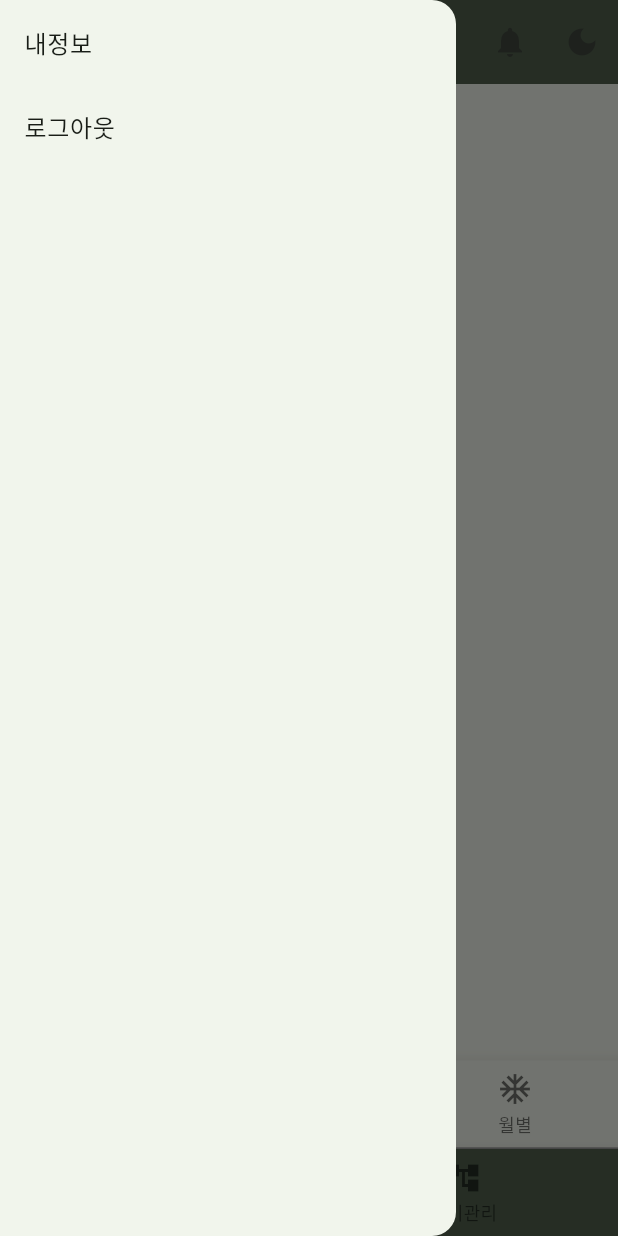
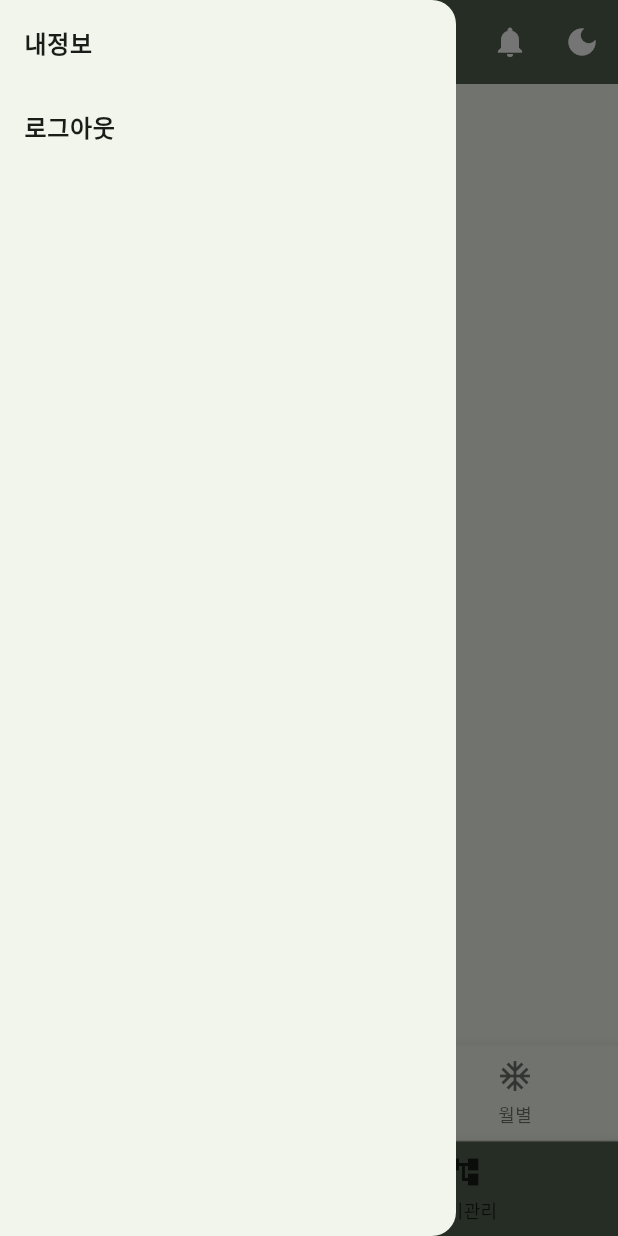
Before and after one commit to Anjunno/aiot_smart_home_flutter, a Flutter app: the TabPage screen opened by its route, with the side drawer open, on a phone screen of 412 x 824 dp. Run offline on Flutter 3.47's test engine with Material 3 defaults, Android fonts, the light colour scheme and no system bars; our stand-ins replace fl_chart, flutter_secure_storage, fluttertoast, salomon_bottom_bar; accounts and stored records are empty.

Commit message:
250129_준섭
네비게이션 바 수정

```diff
--- a/junseop/smarthometest/lib/main_page.dart
+++ b/junseop/smarthometest/lib/main_page.dart
@@ -33,9 +33,10 @@ class _MainPageState extends State<MainPage> {
         child: _pages[_selectedIndex],
       ),
     bottomNavigationBar: BottomNavigationBar(
-        onTap: _onItemTapped, // 탭 변경 이벤트 처리
-        currentIndex: _selectedIndex, // 현재 선택된 탭 표시
-        items: <BottomNavigationBarItem>[
+      selectedLabelStyle: TextStyle(fontSize: 16, fontWeight: FontWeight.bold),
+      onTap: _onItemTapped, // 탭 변경 이벤트 처리
+      currentIndex: _selectedIndex, // 현재 선택된 탭 표시
+      items: <BottomNavigationBarItem>[
           BottomNavigationBarItem(icon: Icon(Icons.electric_bolt), label: '기기'),
           BottomNavigationBarItem(icon: Icon(Icons.account_tree), label: '일별'),
           BottomNavigationBarItem(icon: Icon(Icons.ac_unit), label: '월별'),
--- a/junseop/smarthometest/lib/signUp_page.dart
+++ b/junseop/smarthometest/lib/signUp_page.dart
@@ -36,9 +36,7 @@ class _SignUpPageState extends State<SignUpPage> {
   @override
   Widget build(BuildContext context) {
     return Scaffold(
-      appBar: AppBar(
-        title: const Text("회원가입"),
-      ),
+      appBar: AppBar(),
       body: Center(
         child: Container(
           constraints: const BoxConstraints(maxWidth: 300),
--- a/junseop/smarthometest/lib/tab_page.dart
+++ b/junseop/smarthometest/lib/tab_page.dart
@@ -1,7 +1,6 @@
 import 'package:flutter/material.dart';
 import 'package:smarthometest/login_page.dart';
 import 'package:smarthometest/myInfoPage.dart';
-import 'package:smarthometest/root_page.dart';
 import 'package:smarthometest/toastMessage.dart';
 
 import 'deviceManagement_page.dart';
@@ -28,41 +27,55 @@ class _TabPageState extends State<TabPage> {
 
   @override
   Widget build(BuildContext context) {
+    final ColorScheme colorScheme = Theme.of(context).colorScheme;
+
     return Scaffold(
       appBar: AppBar(
-        backgroundColor: Theme.of(context).colorScheme.secondary,
+        backgroundColor: colorScheme.secondary, // AppBar 배경색
         automaticallyImplyLeading: false, // 기본 뒤로가기 버튼 비활성화
-        title: const Text('SmartHome'),
+        centerTitle: true, // 타이틀을 중앙에 배치
+        title: Text('SmartHome', style: TextStyle(color: Theme.of(context).colorScheme.onSecondary, fontWeight: FontWeight.bold)),
 
         // 햄버거 메뉴 버튼 (드로어 열기)
         leading: Builder(builder: (context) {
           return IconButton(
-              onPressed: () {
-                Scaffold.of(context).openDrawer();
-              },
-              icon: Icon(Icons.menu));
+            onPressed: () {
+              Scaffold.of(context).openDrawer();
+            },
+            icon: Icon(Icons.menu, color: colorScheme.onSecondary), // 아이콘 색을 onSecondary로 설정
+          );
         }),
 
         // 앱바 액션 버튼 (푸시 알림 토글 + 테마 변경)
         actions: [
+
+          //푸시알림 버튼
           IconButton(
             onPressed: () {//푸시알림 버튼 눌렀을 때
               setState(() {
                 _notificationsEnabled = !_notificationsEnabled; // 푸시 알림 ON/OFF 토글
-                _notificationsEnabled ? showToast("푸시알림 ON") :  showToast("푸시알림 OFF");
+                _notificationsEnabled
+                    ? showToast("푸시알림 ON")
+                    : showToast("푸시알림 OFF");
               });
-
             },
             icon: Icon(
               _notificationsEnabled ? Icons.notifications : Icons.notifications_off, // 아이콘 변경
+              color: colorScheme.onSecondary, // 아이콘 색을 onSecondary로 설정
             ),
           ),
+
+          //테마 변경 버튼
           IconButton(
-            onPressed: () { //테마 변경 버튼 눌렀을 때
-              MyApp.themeNotifier.value =
-              MyApp.themeNotifier.value == ThemeMode.light
-                  ? ThemeMode.dark
-                  : ThemeMode.light;
+            onPressed: () {
+              // 테마 변경 시 setState로 UI를 반영
+              setState(() {
+                MyApp.themeNotifier.value = MyApp.themeNotifier.value == ThemeMode.light
+                    ? ThemeMode.dark
+                    : ThemeMode.light;
+              });
+
+              // 테마 변경 후 토스트 메시지
               MyApp.themeNotifier.value == ThemeMode.light
                   ? showToast("Light mode")
                   : showToast("Dark mode");
@@ -71,6 +84,7 @@ class _TabPageState extends State<TabPage> {
               MyApp.themeNotifier.value == ThemeMode.light
                   ? Icons.dark_mode
                   : Icons.light_mode,
+              color: colorScheme.onSecondary, // 아이콘 색을 onSecondary로 설정
             ),
           )
         ],
@@ -82,7 +96,7 @@ class _TabPageState extends State<TabPage> {
           padding: EdgeInsets.zero, // 기본 패딩 제거
           children: [
             ListTile(
-              title: const Text('내정보'),
+              title: Text('내정보', style: TextStyle(color: colorScheme.onSurface, fontSize: 16, fontWeight: FontWeight.bold),),
               onTap: () {
                 // '내정보' 선택 시 실행할 기능
                 Navigator.pop(context);
@@ -90,7 +104,7 @@ class _TabPageState extends State<TabPage> {
               },
             ),
             ListTile(
-              title: const Text('로그아웃'),
+              title: Text('로그아웃', style: TextStyle(color: colorScheme.onSurface, fontSize: 16, fontWeight: FontWeight.bold),),
               onTap: () async {
                 try {
                   // 비동기 화면 전환 처리
@@ -115,29 +129,29 @@ class _TabPageState extends State<TabPage> {
       bottomNavigationBar: Container(
         decoration: BoxDecoration(
           border: Border(
-            top: BorderSide(color: Colors.grey, width: 1), // 상단 테두리 추가
+            top: BorderSide(color: colorScheme.surfaceContainerHighest, width: 1), // 상단 테두리 색을 surfaceContainerHighest로 설정
           ),
         ),
         child: BottomNavigationBar(
-          backgroundColor: Theme.of(context).colorScheme.secondary,//하단 네비게이션 바 색
+          selectedLabelStyle: TextStyle(fontSize: 16), // 선택된 레이블 색상
+          selectedItemColor: colorScheme.onPrimary, // 선택된 아이콘 색상
+          unselectedItemColor: colorScheme.onSurface, // 선택되지 않은 아이콘 색상
+          backgroundColor: colorScheme.secondary, // 하단 네비게이션 바 배경색
           onTap: _onItemTapped, // 탭 변경 이벤트 처리
           currentIndex: _selectedIndex, // 현재 선택된 탭 표시
-          items: const <BottomNavigationBarItem>[
-            BottomNavigationBarItem(icon: Icon(Icons.home), label: 'Home'),
-            BottomNavigationBarItem(icon: Icon(Icons.account_tree), label: '기기관리'),
+          items: <BottomNavigationBarItem>[
+            BottomNavigationBarItem(
+              icon: Icon(Icons.home),
+              label: 'Home',
+            ),
+            BottomNavigationBarItem(
+              icon: Icon(Icons.account_tree),
+              label: '기기관리',
+            ),
           ],
-        ),
+        )
+
       ),
-
-      // // 하단 네비게이션 바
-      // bottomNavigationBar: BottomNavigationBar(
-      //   onTap: _onItemTapped, // 탭 변경 이벤트 처리
-      //   currentIndex: _selectedIndex, // 현재 선택된 탭 표시
-      //   items: <BottomNavigationBarItem>[
-      //     BottomNavigationBarItem(icon: Icon(Icons.home), label: 'Home'),
-      //     BottomNavigationBarItem(icon: Icon(Icons.account_tree), label: '기기관리'),
-      //   ],
-      // ),
     );
   }
 
```
